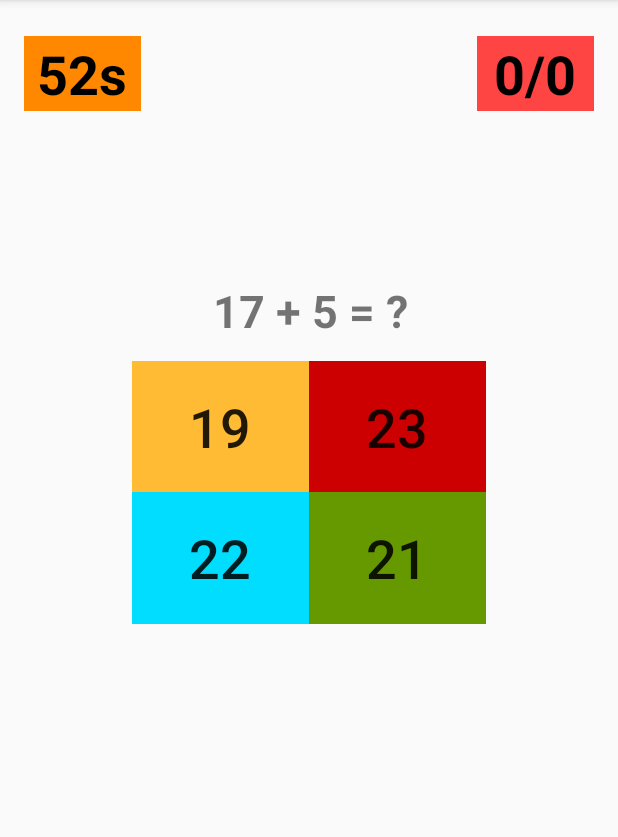
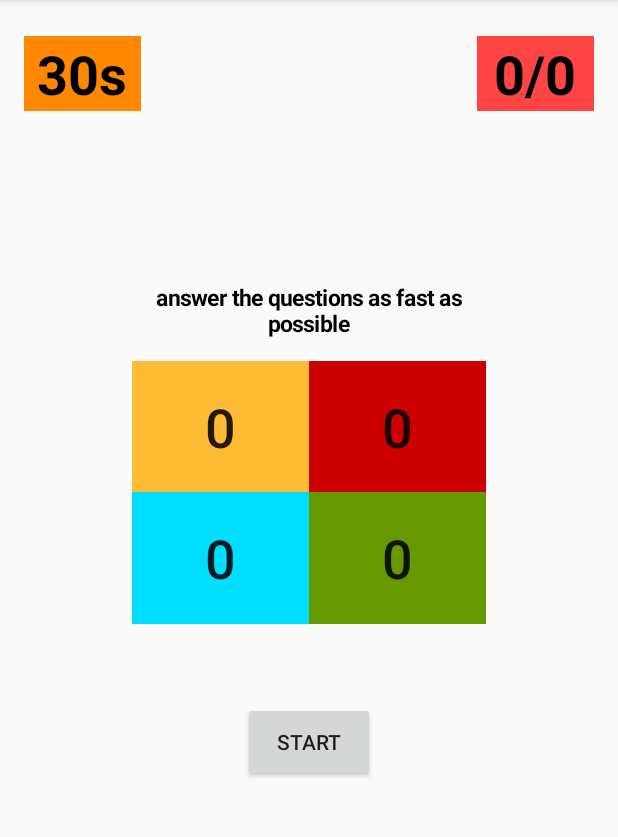
Before and after one commit to Tepenox/Brain-Trainer, an Android app: the screen it shows after launch (MainActivity), on a phone screen of 412 x 824 dp, the part 84-921 px from its top. Run offline under Robolectric (Android 15) with nearby library versions, the phone set to English and light mode, and no system bars.

Commit message:
added the start button

```diff
--- a/app/src/main/java/com/example/anass/braintrainer/MainActivity.java
+++ b/app/src/main/java/com/example/anass/braintrainer/MainActivity.java
@@ -4,7 +4,6 @@ import android.graphics.Color;
 import android.os.CountDownTimer;
 import android.support.v7.app.AppCompatActivity;
 import android.os.Bundle;
-import android.util.Log;
 import android.view.View;
 import android.widget.Button;
 import android.widget.TextView;
@@ -20,6 +19,7 @@ public class MainActivity extends AppCompatActivity {
     TextView scoreTextView;
     TextView questionTextView;
     TextView resultTextView;
+    Button startButton;
     Button choice1;
     Button choice2;
     Button choice3;
@@ -27,7 +27,7 @@ public class MainActivity extends AppCompatActivity {
     String correctChoiceTag;
     List<Button> choices;
     Random rand;
-    int gameState;
+    int gameState = 0;  //0stooped 1active
     int randomNum1;
     int randomNum2;
     int correctAnswer;
@@ -41,7 +41,7 @@ public class MainActivity extends AppCompatActivity {
             // if correct
             answersCounter++;
             correctAnswerCounter++;
-            scoreTextView.setText(correctAnswerCounter+"/"+answersCounter);
+            scoreTextView.setText(correctAnswerCounter + "/" + answersCounter);
             generateNewQuestion();
             resultTextView.setTextColor(Color.rgb(0, 165, 16));
             resultTextView.setText("True :)");
@@ -50,13 +50,35 @@ public class MainActivity extends AppCompatActivity {
         } else {
             // if no
             answersCounter++;
-            scoreTextView.setText(correctAnswerCounter+"/"+answersCounter);
+            scoreTextView.setText(correctAnswerCounter + "/" + answersCounter);
             resultTextView.setTextColor(Color.RED);
             resultTextView.setText("False :(");
             generateNewQuestion();
             //TODO add wrong sound effect
 
         }
+
+    }
+
+    public void onStartClick(View view) {
+
+        if (gameState == 0) {
+            generateNewQuestion();
+            gameTime.start();
+            questionTextView.setTextSize(30);
+            startButton.setVisibility(View.INVISIBLE);
+            gameState = 1;
+        }else if (gameState == 1){
+
+            startButton.setText("start");
+            questionTextView.setTextColor(Color.BLACK);
+            questionTextView.setTextSize(15);
+            questionTextView.setText("answer the questions as fast as possible");
+
+
+
+        }
+
 
     }
 
@@ -71,6 +93,7 @@ public class MainActivity extends AppCompatActivity {
         questionTextView = findViewById(R.id.questionTextView);
         resultTextView = findViewById(R.id.resultTextView);
         resultTextView.setVisibility(View.INVISIBLE);
+        startButton = findViewById(R.id.startButton);
         choice1 = findViewById(R.id.choice1);
         choice2 = findViewById(R.id.choice2);
         choice3 = findViewById(R.id.choice3);
@@ -79,11 +102,10 @@ public class MainActivity extends AppCompatActivity {
                 choice4));
         rand = new Random();
 
+        questionTextView.setTextSize(15);
+        questionTextView.setText("answer the questions as fast as possible");
 
-        generateNewQuestion();
-
-
-        gameTime = new CountDownTimer(60000, 1000) {
+        gameTime = new CountDownTimer(30000, 1000) {
             @Override
             public void onTick(long millisUntilFinished) {
                 // update the timer
@@ -96,8 +118,16 @@ public class MainActivity extends AppCompatActivity {
             @Override
             public void onFinish() {
                 //endGame()
+                enableChocies(false);
+                resultTextView.setVisibility(View.INVISIBLE);
+                questionTextView.setTextSize(20);
+                questionTextView.setTextColor(Color.RED);
+                questionTextView.setText("Your score is " + correctAnswerCounter + "/" + answersCounter);
+                startButton.setText("play again");
+                startButton.setVisibility(View.VISIBLE);
+
             }
-        }.start();
+        };
 
 
     }
@@ -149,5 +179,12 @@ public class MainActivity extends AppCompatActivity {
         populateChoices();
     }
 
+    private void enableChocies(boolean isEnabled){
+        for (Button btn : choices)
+            btn.setEnabled(isEnabled);
+    }
+
+
+
 
 }
--- a/app/src/main/res/layout/activity_main.xml
+++ b/app/src/main/res/layout/activity_main.xml
@@ -128,7 +128,7 @@
 
     <TextView
         android:id="@+id/questionTextView"
-        android:layout_width="209dp"
+        android:layout_width="235dp"
         android:layout_height="43dp"
         android:layout_marginStart="8dp"
         android:layout_marginLeft="8dp"
@@ -138,6 +138,7 @@
         android:gravity="center"
         android:text="15 + 9  = ? "
         android:textAllCaps="false"
+        android:textColor="@android:color/background_dark"
         android:textSize="30sp"
         android:textStyle="bold"
         app:layout_constraintBottom_toTopOf="@+id/gridLayout"
@@ -145,4 +146,21 @@
         app:layout_constraintHorizontal_bias="0.503"
         app:layout_constraintStart_toStartOf="parent" />
 
+    <Button
+        android:id="@+id/startButton"
+        android:layout_width="wrap_content"
+        android:layout_height="53dp"
+        android:layout_marginStart="8dp"
+        android:layout_marginLeft="8dp"
+        android:layout_marginEnd="8dp"
+        android:layout_marginRight="8dp"
+        android:layout_marginBottom="8dp"
+        android:onClick="onStartClick"
+        android:text="start"
+        app:layout_constraintBottom_toBottomOf="parent"
+        app:layout_constraintEnd_toEndOf="parent"
+        app:layout_constraintStart_toStartOf="parent"
+        app:layout_constraintTop_toBottomOf="@+id/resultTextView"
+        app:layout_constraintVertical_bias="0.0" />
+
 </android.support.constraint.ConstraintLayout>
```
